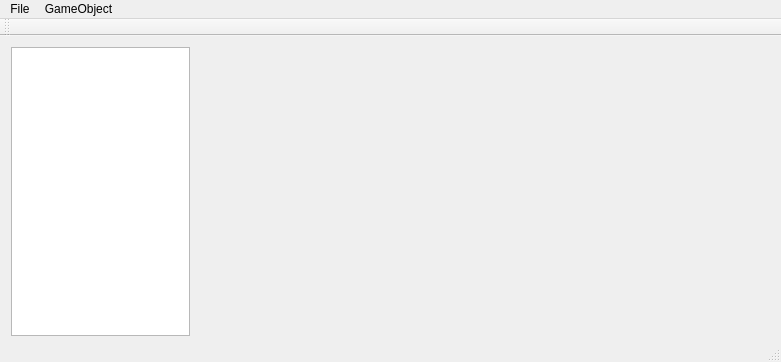
The window that Editor/mainwindow.ui (Julianobsg/AGameEngine) describes before a commit, drawn with Qt 5.
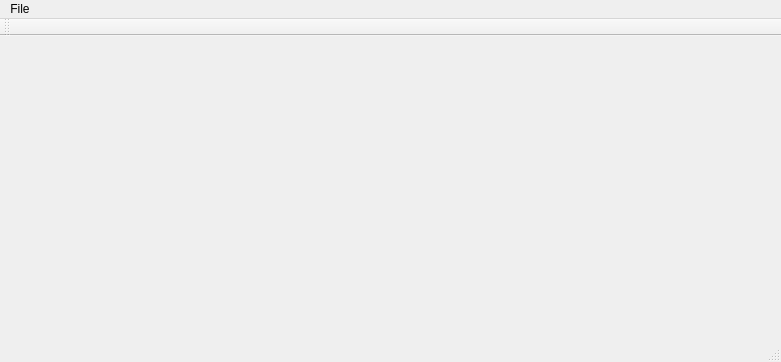
The same window after the commit.

What changed in the file:
```diff
--- a/Editor/mainwindow.ui
+++ b/Editor/mainwindow.ui
@@ -13,30 +13,14 @@
   <property name="windowTitle">
    <string>No Project</string>
   </property>
-  <widget class="QWidget" name="centralWidget">
-   <widget class="QWidget" name="horizontalLayoutWidget">
-    <property name="geometry">
-     <rect>
-      <x>0</x>
-      <y>0</y>
-      <width>201</width>
-      <height>311</height>
-     </rect>
-    </property>
-    <layout class="QHBoxLayout" name="horizontalLayout">
-     <item>
-      <widget class="QListView" name="listView"/>
-     </item>
-    </layout>
-   </widget>
-  </widget>
+  <widget class="QWidget" name="centralWidget"/>
   <widget class="QMenuBar" name="menuBar">
    <property name="geometry">
     <rect>
      <x>0</x>
      <y>0</y>
      <width>781</width>
-     <height>22</height>
+     <height>21</height>
     </rect>
    </property>
    <widget class="QMenu" name="menuFile">
@@ -48,14 +32,7 @@
     <addaction name="separator"/>
     <addaction name="actionSave"/>
    </widget>
-   <widget class="QMenu" name="menuGameObject">
-    <property name="title">
-     <string>GameObject</string>
-    </property>
-    <addaction name="actionNew"/>
-   </widget>
    <addaction name="menuFile"/>
-   <addaction name="menuGameObject"/>
   </widget>
   <widget class="QToolBar" name="mainToolBar">
    <attribute name="toolBarArea">
```
Left out of the diff: 23 changed lines with no effect on the pictures.
